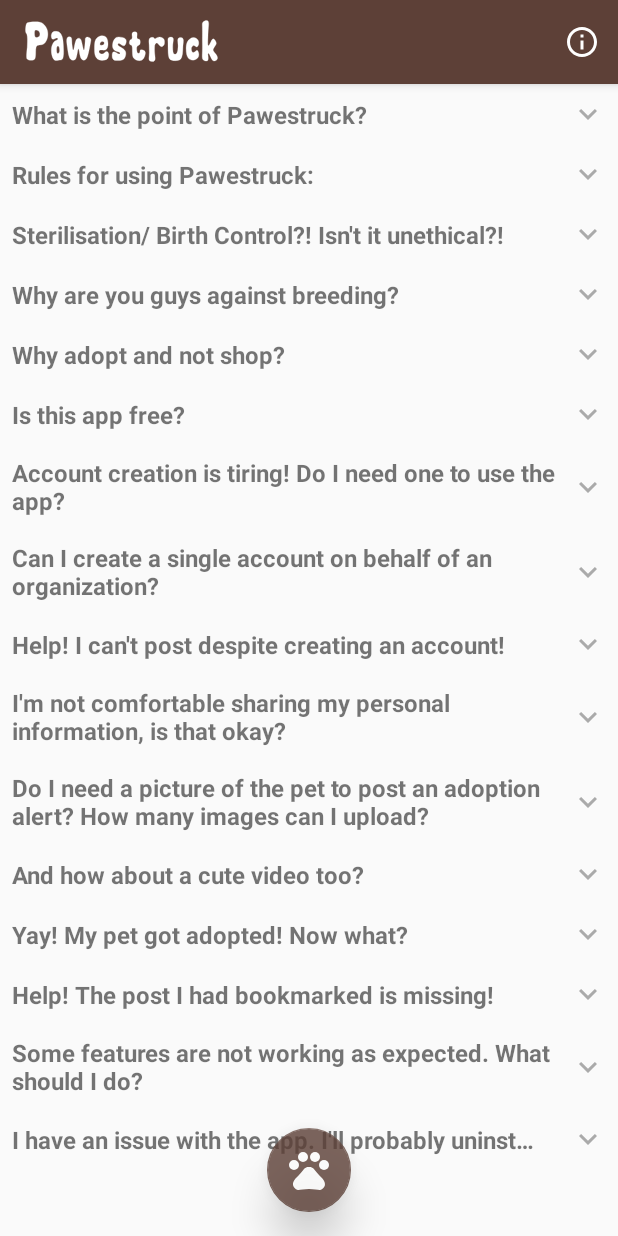
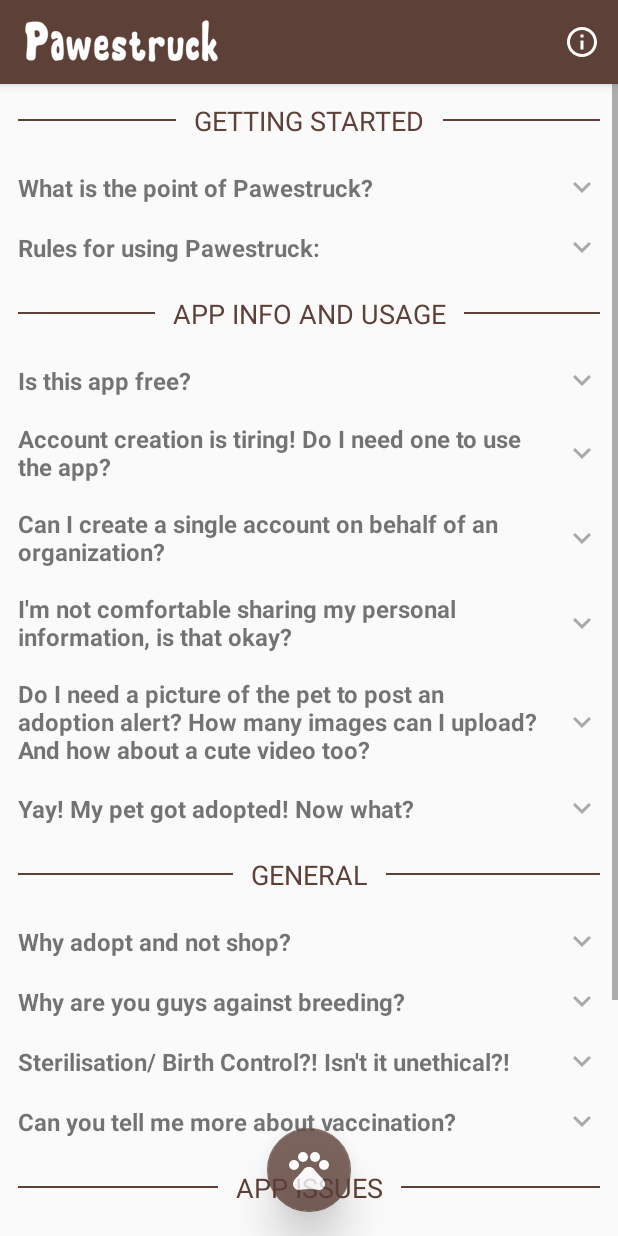
Before and after one commit to mukulanand8/app-pawestruck, an Android app: the fragment SupportFragment placed in its activity, on a phone screen of 412 x 824 dp. Run offline under Robolectric (Android 15) with nearby library versions, the phone set to English and light mode, and no system bars; our stand-ins replace Firebase (no records; nobody signed in at launch, a user with empty details on screens opened directly); libraries missing offline, so code that uses them is left out: com.stfalcon.imageviewer; pictures from the network do not load.

Commit message:
Redesigned Support Page with incomplete Vaccination answer

```diff
--- a/app/src/main/java/com/buffhello/pawestruck/ExpandableListAdapter.java
+++ b/app/src/main/java/com/buffhello/pawestruck/ExpandableListAdapter.java
@@ -76,6 +76,12 @@
     @Override
     public View getGroupView(int groupPosition, boolean isExpanded, View convertView, ViewGroup parent) {
         LayoutInflater parentInflater = (LayoutInflater) mContext.getSystemService(Context.LAYOUT_INFLATER_SERVICE);
+
+        if (groupPosition == 0 || groupPosition == 3 || groupPosition == 10 || groupPosition == 15) {
+            convertView = parentInflater.inflate(R.layout.supp_category, null);
+            TextView tvCategory = convertView.findViewById(R.id.supp_tv_category);
+            tvCategory.setText((String) getGroup(groupPosition));
+        } else {
             convertView = parentInflater.inflate(R.layout.supp_list_parent, null);
 
             TextView tvParent = convertView.findViewById(R.id.supp_tv_question);
@@ -84,6 +90,7 @@
             ImageView ivExpanded = convertView.findViewById(R.id.supp_iv_expand);
             if (isExpanded) ivExpanded.setImageResource(R.drawable.arrow_up);
             else ivExpanded.setImageResource(R.drawable.arrow_down);
+        }
 
         return convertView;
     }
@@ -94,11 +101,13 @@
     @Override
     public View getChildView(int groupPosition, int childPosition, boolean isLastChild, View convertView, ViewGroup parent) {
         LayoutInflater childInflater = (LayoutInflater) mContext.getSystemService(Context.LAYOUT_INFLATER_SERVICE);
+
+        if (groupPosition != 0 && groupPosition != 3 && groupPosition != 10 && groupPosition != 15) {
             convertView = childInflater.inflate(R.layout.supp_list_child, null);
 
             TextView tvChild = convertView.findViewById(R.id.supp_tv_answer);
             tvChild.setText((String) getChild(groupPosition, 0));
-
+        } else convertView = childInflater.inflate(R.layout.view_null, null);
         return convertView;
     }
 
--- a/app/src/main/java/com/buffhello/pawestruck/PostAdapter.java
+++ b/app/src/main/java/com/buffhello/pawestruck/PostAdapter.java
@@ -79,6 +79,7 @@
         holder.description.setText(postDetails.getDescription());
         if (postDetails.getAddress() != null) holder.location.setText(postDetails.getAddress());
 
+        // Sets Report/Delete button
         if (mFirebaseUser != null) {
             if (postDetails.getPostedBy().equalsIgnoreCase(mFirebaseUser.getUid())) {
                 holder.buttonRprtDel.setText(R.string.post_delete);
--- a/app/src/main/java/com/buffhello/pawestruck/SupportFragment.java
+++ b/app/src/main/java/com/buffhello/pawestruck/SupportFragment.java
@@ -63,53 +63,65 @@
         HashMap<String, List<String>> bind = new HashMap<>();
         List<String> parent = Arrays.asList(getResources().getStringArray(R.array.supp_questions));
 
+        String[] category1 = {""};
+        bind.put(parent.get(0), Arrays.asList(category1));
+
         String[] a1 = {getResources().getString(R.string.supp_answer1)};
-        bind.put(parent.get(0), Arrays.asList(a1));
+        bind.put(parent.get(1), Arrays.asList(a1));
 
         String[] a2 = {getResources().getString(R.string.supp_answer2)};
-        bind.put(parent.get(1), Arrays.asList(a2));
+        bind.put(parent.get(2), Arrays.asList(a2));
+
+        String[] category2 = {""};
+        bind.put(parent.get(3), Arrays.asList(category2));
 
         String[] a3 = {getResources().getString(R.string.supp_answer3)};
-        bind.put(parent.get(2), Arrays.asList(a3));
+        bind.put(parent.get(4), Arrays.asList(a3));
 
         String[] a4 = {getResources().getString(R.string.supp_answer4)};
-        bind.put(parent.get(3), Arrays.asList(a4));
+        bind.put(parent.get(5), Arrays.asList(a4));
 
         String[] a5 = {getResources().getString(R.string.supp_answer5)};
-        bind.put(parent.get(4), Arrays.asList(a5));
+        bind.put(parent.get(6), Arrays.asList(a5));
 
         String[] a6 = {getResources().getString(R.string.supp_answer6)};
-        bind.put(parent.get(5), Arrays.asList(a6));
+        bind.put(parent.get(7), Arrays.asList(a6));
 
         String[] a7 = {getResources().getString(R.string.supp_answer7)};
-        bind.put(parent.get(6), Arrays.asList(a7));
+        bind.put(parent.get(8), Arrays.asList(a7));
 
         String[] a8 = {getResources().getString(R.string.supp_answer8)};
-        bind.put(parent.get(7), Arrays.asList(a8));
+        bind.put(parent.get(9), Arrays.asList(a8));
+
+        String[] category3 = {""};
+        bind.put(parent.get(10), Arrays.asList(category3));
 
         String[] a9 = {getResources().getString(R.string.supp_answer9)};
-        bind.put(parent.get(8), Arrays.asList(a9));
+        bind.put(parent.get(11), Arrays.asList(a9));
 
         String[] a10 = {getResources().getString(R.string.supp_answer10)};
-        bind.put(parent.get(9), Arrays.asList(a10));
+        bind.put(parent.get(12), Arrays.asList(a10));
 
         String[] a11 = {getResources().getString(R.string.supp_answer11)};
-        bind.put(parent.get(10), Arrays.asList(a11));
+        bind.put(parent.get(13), Arrays.asList(a11));
 
         String[] a12 = {getResources().getString(R.string.supp_answer12)};
-        bind.put(parent.get(11), Arrays.asList(a12));
+        bind.put(parent.get(14), Arrays.asList(a12));
+
+        String[] category4 = {""};
+        bind.put(parent.get(15), Arrays.asList(category4));
 
         String[] a13 = {getResources().getString(R.string.supp_answer13)};
-        bind.put(parent.get(12), Arrays.asList(a13));
+        bind.put(parent.get(16), Arrays.asList(a13));
 
         String[] a14 = {getResources().getString(R.string.supp_answer14)};
-        bind.put(parent.get(13), Arrays.asList(a14));
+        bind.put(parent.get(17), Arrays.asList(a14));
 
         String[] a15 = {getResources().getString(R.string.supp_answer15)};
-        bind.put(parent.get(14), Arrays.asList(a15));
+        bind.put(parent.get(18), Arrays.asList(a15));
 
         String[] a16 = {getResources().getString(R.string.supp_answer16)};
-        bind.put(parent.get(15), Arrays.asList(a16));
+        bind.put(parent.get(19), Arrays.asList(a16));
 
         expandableListAdapter = new ExpandableListAdapter(getContext(), parent, bind);
     }
--- /dev/null
+++ b/app/src/main/res/layout/supp_category.xml
@@ -0,0 +1,33 @@
+<?xml version="1.0" encoding="utf-8"?>
+<LinearLayout xmlns:android="http://schemas.android.com/apk/res/android"
+    android:layout_width="match_parent"
+    android:layout_height="wrap_content"
+    android:clickable="false"
+    android:focusable="false"
+    android:orientation="horizontal"
+    android:padding="@dimen/supp_child_margin">
+
+    <View
+        android:layout_width="match_parent"
+        android:layout_height="1dp"
+        android:layout_gravity="center_vertical"
+        android:layout_weight="1"
+        android:background="@color/colorPrimary" />
+
+    <TextView
+        android:id="@+id/supp_tv_category"
+        android:layout_width="wrap_content"
+        android:layout_height="wrap_content"
+        android:layout_marginStart="@dimen/supp_child_margin"
+        android:layout_marginEnd="@dimen/supp_child_margin"
+        android:textColor="@color/colorPrimary"
+        android:textSize="18sp" />
+
+    <View
+        android:layout_width="match_parent"
+        android:layout_height="1dp"
+        android:layout_gravity="center_vertical"
+        android:layout_weight="1"
+        android:background="@color/colorPrimary" />
+
+</LinearLayout>
--- a/app/src/main/res/layout/supp_list_child.xml
+++ b/app/src/main/res/layout/supp_list_child.xml
@@ -4,8 +4,8 @@
     android:layout_width="match_parent"
     android:layout_height="wrap_content"
     android:background="@color/colorPassive"
-    android:paddingLeft="@dimen/supp_views_spacing"
-    android:paddingRight="@dimen/supp_views_spacing">
+    android:paddingLeft="@dimen/supp_child_margin"
+    android:paddingRight="@dimen/supp_child_margin">
 
     <TextView
         android:id="@+id/supp_tv_answer"
--- a/app/src/main/res/layout/supp_list_parent.xml
+++ b/app/src/main/res/layout/supp_list_parent.xml
@@ -8,9 +8,9 @@
         android:id="@+id/supp_tv_question"
         android:layout_width="0dp"
         android:layout_height="wrap_content"
-        android:layout_marginStart="@dimen/supp_views_spacing"
+        android:layout_marginStart="@dimen/supp_child_margin"
         android:layout_marginTop="@dimen/supp_views_spacing"
-        android:layout_marginEnd="@dimen/supp_views_spacing"
+        android:layout_marginEnd="@dimen/supp_child_margin"
         android:layout_marginBottom="@dimen/supp_views_spacing"
         android:textSize="16sp"
         android:textStyle="bold"
@@ -24,7 +24,7 @@
         android:layout_width="@dimen/supp_arrows"
         android:layout_height="@dimen/supp_arrows"
         android:layout_marginTop="@dimen/supp_views_spacing"
-        android:layout_marginEnd="@dimen/supp_views_spacing"
+        android:layout_marginEnd="@dimen/supp_child_margin"
         android:layout_marginBottom="@dimen/supp_views_spacing"
         app:layout_constraintBottom_toBottomOf="parent"
         app:layout_constraintEnd_toEndOf="parent"
--- /dev/null
+++ b/app/src/main/res/layout/view_null.xml
@@ -0,0 +1,7 @@
+<?xml version="1.0" encoding="utf-8"?>
+<LinearLayout xmlns:android="http://schemas.android.com/apk/res/android"
+    android:layout_width="0dp"
+    android:layout_height="0dp"
+    android:orientation="vertical">
+
+</LinearLayout>
--- a/app/src/main/res/values/strings.xml
+++ b/app/src/main/res/values/strings.xml
@@ -127,20 +127,27 @@
     <!--SupportFragment-->
     <string name="supp_info">You can view our Privacy Policy and Terms and Conditions at https://sites.google.com/view/pawestruck</string>
     <string-array name="supp_questions">
+        <item>GETTING STARTED</item>
         <item>What is the point of Pawestruck?</item>
         <item>Rules for using Pawestruck:</item>
-        <item>Sterilisation/ Birth Control?! Isn\'t it unethical?!</item>
-        <item>Why are you guys against breeding?</item>
-        <item>Why adopt and not shop?</item>
+        <item>APP INFO AND USAGE</item>
         <item>Is this app free?</item>
         <item>Account creation is tiring! Do I need one to use the app?</item>
         <item>Can I create a single account on behalf of an organization?</item>
+        <item>I\'m not comfortable sharing my personal information, is that okay?</item>
+        <item>Do I need a picture of the pet to post an adoption alert? How many images can I upload?
+            And how about a cute video too?</item>
+        <item>Yay! My pet got adopted! Now what?</item>
+
+        <item>GENERAL</item>
+        <item>Why adopt and not shop?</item>
+        <item>Why are you guys against breeding?</item>
+        <item>Sterilisation/ Birth Control?! Isn\'t it unethical?!</item>
+        <item>Can you tell me more about vaccination?</item>
+
+        <item>APP ISSUES</item>
         <item>Help! I can\'t post despite creating an account!</item>
-        <item>I\'m not comfortable sharing my personal information, is that okay?</item>
-        <item>Do I need a picture of the pet to post an adoption alert? How many images can I upload?</item>
-        <item>And how about a cute video too?</item>
-        <item>Yay! My pet got adopted! Now what?</item>
-        <item>Help! The post I had bookmarked is missing!</item>
+        <item>Uhh… The post I had bookmarked is missing!</item>
         <item>Some features are not working as expected. What should I do?</item>
         <item>I have an issue with the app. I\'ll probably uninst…</item>
     </string-array>
@@ -159,41 +166,44 @@
         animals have feelings too!\n\n5. If you\'re an adopter, note that posts specifying the inclusion of a
         health card are more credible.\n\nThank you for going through this long section and sticking to the rules!
         Here, have a treat! &#127850;</string>
-    <string name="supp_answer3">A female cat or dog can give birth up to thrice a year with each litter having about
+    <string name="supp_answer3">Of course! But when our userbase grows, please bear our ads since we need revenue to
+        keep the servers running. Thank you!</string>
+    <string name="supp_answer4">You don\'t need an account unless you want to post an adoption alert, report a post
+        or bookmark a post. And our Sign Up page is as simple as it gets-
+        Username, E-mail and Password will do!</string>
+    <string name="supp_answer5">Yes, we\'d encourage using a single account for an organization
+        instead of different individual accounts representing the same organization.</string>
+    <string name="supp_answer6">That\'s alright, we respect your privacy! You don\'t need
+        to provide your phone number or your complete address but choosing at least a state, city or
+        locality as the address would be helpful in filtering posts. The e-mail address,
+        however, is publicly visible as a means of contact when you post an adoption alert.</string>
+    <string name="supp_answer7">Yes, a picture is mandatory. We support a maximum of 4 photos per post and
+        video uploads aren\'t supported yet!</string>
+    <string name="supp_answer8">Glad to hear! Please delete your post to keep the adoption list clean and to avoid further
+        queries about your pet.</string>
+
+    <string name="supp_answer9">By choosing to adopt, you don\'t just give a new life to the pet you\'re adopting;
+        you also help out animal shelters or individuals who would already be taking care of a lot of animals. This
+        would also help put an end to breeding for the sake of money. Now… isn\'t this heroic? Wouldn\'t you want to
+        be a Superhero too?</string>
+    <string name="supp_answer10">Well, would you like to see an animal suffer? Neither do we. Sadly, in a lot of
+        places, breeders take hold of animals, lock them up in a dark place, load them with drugs, force them to give
+        birth over and over again while their innocent little ones are sold. Then, once they are sick or can no longer
+        be used for breeding, the poor creatures are often dumped on the streets where they struggle to survive. The
+        only motive behind this cruelty is money.\n\nThere could be some genuine, kind-hearted breeders out there but
+        sorry, we don\'t want to risk it! Pawestruck still says NO to breeders!</string>
+    <string name="supp_answer11">A female cat or dog can give birth up to thrice a year with each litter having about
         7 little ones. Theoretically, this <b>one</b> cat/dog (with each offspring, their offspring and so on…)
         could result in the birth of over 11,000 cats/dogs a year! Is it ethical to allow litters of pups or kittens
         to be born knowing that they wouldn\'t survive past few days? And who\'d look after the offspring when your
         pet mates? Sterilisation also reduces aggression and lowers the risk of certain diseases. We support this
         humane action \"for the greater good\".</string>
-    <string name="supp_answer4">Well, would you like to see an animal suffer? Neither do we. Sadly, in a lot of
-        places, breeders take hold of animals, lock them up in a dark place, load them with drugs, force them to give
-        birth over and over again while their innocent little ones are sold. Then, once they are sick or can no longer
-        be used for breeding, the poor creatures are often dumped on the streets where they struggle to survive. The
-        only motive behind this cruelty is money.\n\nThere could be some genuine, kind-hearted breeders out there but
-        sorry, we don\'t want to risk it! Pawestruck still says NO to breeders!</string>
-    <string name="supp_answer5">By choosing to adopt, you don\'t just give a new life to the pet you\'re adopting;
-        you also help out animal shelters or individuals who would already be taking care of a lot of animals. This
-        would also help put an end to breeding for the sake of money. Now… isn\'t this heroic? Wouldn\'t you want to
-        be a Superhero too?</string>
-    <string name="supp_answer6">Of course! But when our userbase grows, please bear our ads since we need revenue to
-        keep the servers running. Thank you!</string>
-    <string name="supp_answer7">You don\'t need an account unless you want to post an adoption alert, report a post
-        or bookmark a post. And our Sign Up page is as simple as it gets-
-        Username, E-mail and Password will do!</string>
-    <string name="supp_answer8">Yes, we\'d encourage using a single account for an organization
-        instead of different individual accounts representing the same organization.</string>
-    <string name="supp_answer9">No biggie! You need to verify either your e-mail address or phone number to post.
+    <string name="supp_answer12">Vacc answer</string>
+
+    <string name="supp_answer13">No biggie! You need to verify either your e-mail address or phone number to post.
         On signing up, you will be sent a link to verify your account. You could either verify via the link or
         click the <i>Edit</i> icon next to phone number in the Profile page and verify your phone number via OTP.
         Please note that a verified phone number will be displayed in the post publicly.</string>
-    <string name="supp_answer10">That\'s alright, we respect your privacy! You don\'t need
-        to provide your phone number or your complete address but choosing at least a state, city or
-        locality as the address would be helpful in filtering posts. The e-mail address,
-        however, is publicly visible as a means of contact when you post an adoption alert.</string>
-    <string name="supp_answer11">Yes, a picture is mandatory. We support a maximum of 4 photos per post.</string>
-    <string name="supp_answer12">Sorry, video uploads aren\'t supported yet!</string>
-    <string name="supp_answer13">Glad to hear! Please delete your post to keep the adoption list clean and to avoid further
-        queries about your pet.</string>
     <string name="supp_answer14">Aah, too late! This happens when the user has deleted their post. This probably means that
         the pet has found a home already!</string>
     <string name="supp_answer15">Hmm… have you checked your Internet connection? Have you tried doing it again?
```
Also changed, not shown: 1 other file. Lines whose indentation alone changed are shown as unchanged.
